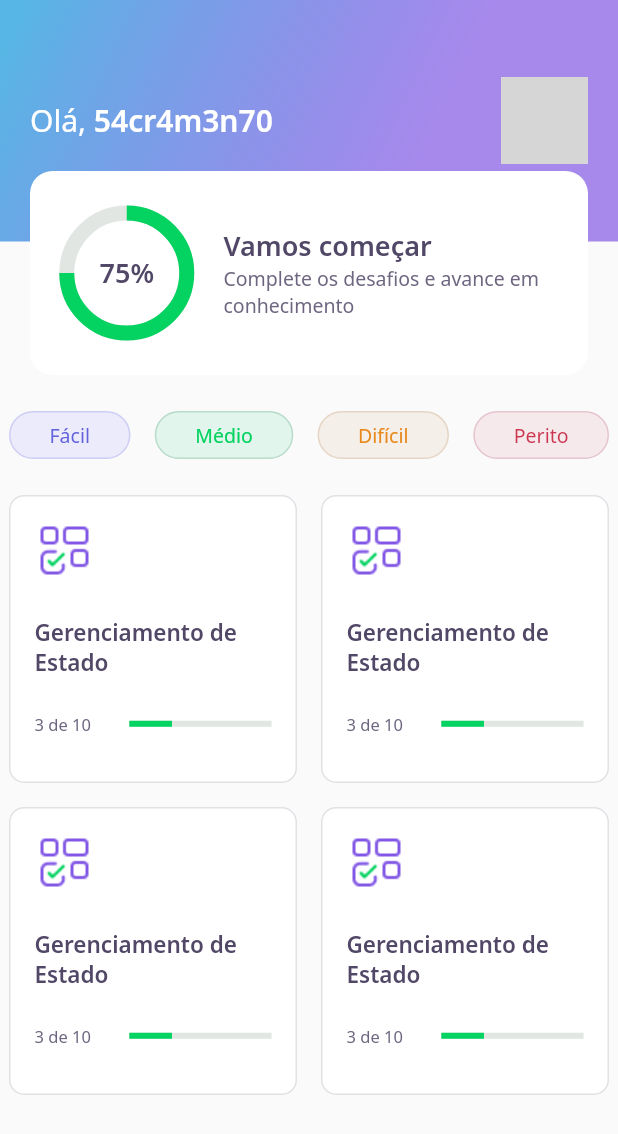
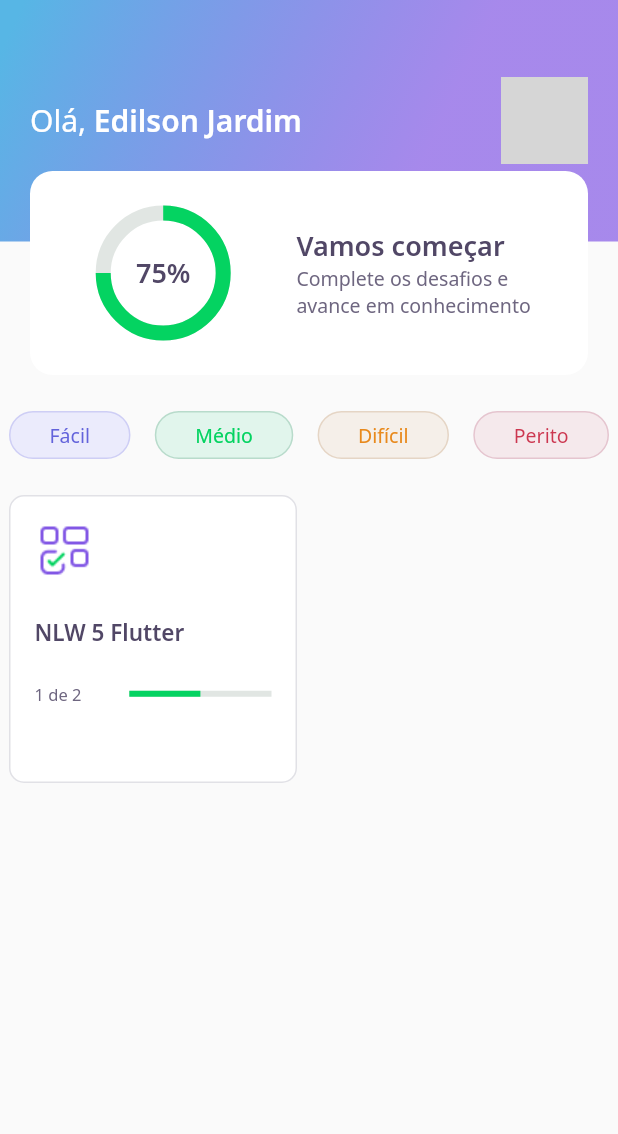
Before and after one commit to 54cr4m3n70/DevQuiz, a Flutter app: the HomePage screen opened directly, on a phone screen of 412 x 824 dp. Shown: the top 1134 px of the screen. Run offline on Flutter 3.47's test engine with Material 2 defaults, Android fonts, the phone set to English and light mode, and no system bars; our stand-ins replace google_fonts; accounts and stored records are empty; network calls fail; grey boxes are pictures that could not be loaded.

Commit message:
Aula 03 NLW#05

```diff
--- /dev/null
+++ b/assets/database/quizzes.json
@@ -0,0 +1,30 @@
+[
+    {
+
+        "title": "NLW 5 Flutter",
+        "imagem": "blocks",
+        "level": "facil",
+        "questionAnswered": 1,
+        "questions": [
+            {
+                "title": "Está curtindo o Flutter?",
+                    "awnsers": [
+                        {"title": "Estou curtindo"},
+                        {"title": "Amando Flutter"},
+                        {"title": "Muito top"},
+                        {"title": "Show de bola", "isRight": true}
+                    ]
+            },
+            {
+                "title": "Está curtindo o Flutter?",
+                    "awnsers": [
+                        {"title": "Estou curtindo"},
+                        {"title": "Amando Flutter"},
+                        {"title": "Muito top"},
+                        {"title": "Show de bola", "isRight": true}
+                    ]
+            }
+        ]
+    }
+
+]
--- /dev/null
+++ b/assets/database/user.json
@@ -0,0 +1,5 @@
+{
+    "name":"Edilson Jardim",
+    "score":75,
+    "photoUrl": "https://avatars.githubusercontent.com/u/3407252?v=4"
+}
--- a/lib/core/app_widget.dart
+++ b/lib/core/app_widget.dart
@@ -1,4 +1,5 @@
 import 'package:DevQuiz/challenge/challenge_page.dart';
+import 'package:DevQuiz/home/home_page.dart';
 import 'package:flutter/material.dart';
 
 class AppWidget extends StatelessWidget {
@@ -6,7 +7,7 @@ class AppWidget extends StatelessWidget {
   Widget build(BuildContext context) {
     return MaterialApp(
       title: "DevQuiz",
-      home: ChallengePage(),
+      home: HomePage(),
     );
   }
 }
--- /dev/null
+++ b/lib/home/home_controller.dart
@@ -0,0 +1,33 @@
+import 'package:DevQuiz/home/home_repository.dart';
+import 'package:DevQuiz/shared/models/quiz_model.dart';
+import 'package:DevQuiz/shared/models/user_model.dart';
+import 'package:flutter/material.dart';
+
+import 'home_state.dart';
+
+class HomeController {
+  final stateNotifier = ValueNotifier<HomeState>(HomeState.empty);
+
+  set state(HomeState state) => stateNotifier.value = state;
+
+  HomeState get state => stateNotifier.value;
+
+  UserModel? user;
+  List<QuizModel>? quizzers;
+
+  final repository = HomeRository();
+
+  void getUser() async {
+    state = HomeState.loading;
+
+    user = await repository.getUser();
+    state = HomeState.success;
+  }
+
+  void getQuizzes() async {
+    state = HomeState.loading;
+
+    quizzers = await repository.getQuizzes();
+    state = HomeState.success;
+  }
+}
--- a/lib/home/home_page.dart
+++ b/lib/home/home_page.dart
@@ -1,3 +1,7 @@
+import 'package:DevQuiz/core/core.dart';
+import 'package:DevQuiz/home/home_state.dart';
+
+import 'home_controller.dart';
 import 'package:DevQuiz/home/widgets/quiz_card/quiz_card_widget.dart';
 import 'package:flutter/material.dart';
 
@@ -10,10 +14,25 @@ class HomePage extends StatefulWidget {
 }
 
 class _HomePageState extends State<HomePage> {
+  final controller = HomeController();
+
+  @override
+  void initState() {
+    super.initState();
+    controller.getUser();
+    controller.getQuizzes();
+    controller.stateNotifier.addListener(() {
+      setState(() {});
+    });
+  }
+
   @override
   Widget build(BuildContext context) {
+    if (controller.state == HomeState.success) {
       return Scaffold(
-      appBar: AppBarWidget(),
+        appBar: AppBarWidget(
+          user: controller.user!,
+        ),
         body: Padding(
           padding: const EdgeInsets.symmetric(horizontal: 6),
           child: Column(
@@ -42,17 +61,31 @@ class _HomePageState extends State<HomePage> {
                     crossAxisSpacing: 16,
                     mainAxisSpacing: 16,
                     crossAxisCount: 2,
-                children: [
-                  QuizCardWidget(),
-                  QuizCardWidget(),
-                  QuizCardWidget(),
-                  QuizCardWidget(),
-                ],
+                    children: controller.quizzers!
+                        .map(
+                          (e) => QuizCardWidget(
+                            title: e.title,
+                            percent: e.questionAnswered / e.questions.length,
+                            completed:
+                                '${e.questionAnswered} de ${e.questions.length}',
                           ),
+                        )
+                        .toList()),
               ),
             ],
           ),
         ),
       );
+    } else {
+      return Scaffold(
+        body: Center(
+          child: CircularProgressIndicator(
+            valueColor: AlwaysStoppedAnimation<Color>(
+              AppColors.darkGreen,
+            ),
+          ),
+        ),
+      );
     }
   }
+}
--- /dev/null
+++ b/lib/home/home_state.dart
@@ -0,0 +1,6 @@
+enum HomeState {
+  success,
+  loading,
+  error,
+  empty,
+}
--- a/lib/home/widgets/appbar/app_bar_widget.dart
+++ b/lib/home/widgets/appbar/app_bar_widget.dart
@@ -1,9 +1,11 @@
 import 'package:DevQuiz/core/core.dart';
 import 'package:DevQuiz/home/widgets/score_card/score_card_widget.dart';
+import 'package:DevQuiz/shared/models/user_model.dart';
 import 'package:flutter/material.dart';
 
 class AppBarWidget extends PreferredSize {
-  AppBarWidget()
+  final UserModel user;
+  AppBarWidget({required this.user})
       : super(
           preferredSize: Size.fromHeight(250),
           child: Container(
@@ -26,7 +28,7 @@ class AppBarWidget extends PreferredSize {
                           style: AppTextStyles.title,
                           children: [
                             TextSpan(
-                              text: '54cr4m3n70',
+                              text: user.name,
                               style: AppTextStyles.titleBold,
                             )
                           ],
@@ -39,7 +41,7 @@ class AppBarWidget extends PreferredSize {
                           borderRadius: BorderRadius.circular(10),
                           image: DecorationImage(
                             image: NetworkImage(
-                              'https://avatars.githubusercontent.com/u/3407252?v=4',
+                              user.photoUrl,
                             ),
                           ),
                         ),
--- a/lib/home/widgets/quiz_card/quiz_card_widget.dart
+++ b/lib/home/widgets/quiz_card/quiz_card_widget.dart
@@ -3,6 +3,15 @@ import '../../../core/core.dart';
 import '../../../shared/widgets/progress_indicator/progress_indicator_widget.dart';
 
 class QuizCardWidget extends StatelessWidget {
+  final String title;
+  final String completed;
+  final double percent;
+
+  QuizCardWidget({
+    required this.title,
+    required this.completed,
+    required this.percent,
+  });
   @override
   Widget build(BuildContext context) {
     return Container(
@@ -26,7 +35,7 @@ class QuizCardWidget extends StatelessWidget {
           ),
           SizedBox(height: 24),
           Text(
-            'Gerenciamento de Estado',
+            title,
             style: AppTextStyles.heading15,
           ),
           SizedBox(height: 24),
@@ -35,13 +44,13 @@ class QuizCardWidget extends StatelessWidget {
               Expanded(
                 flex: 2,
                 child: Text(
-                  '3 de 10',
+                  completed,
                   style: AppTextStyles.body11,
                 ),
               ),
               Expanded(
                 flex: 3,
-                child: ProgressIndicatorWidget(value: 0.3),
+                child: ProgressIndicatorWidget(value: percent),
               ),
             ],
           )
--- a/lib/home/widgets/score_card/score_card_widget.dart
+++ b/lib/home/widgets/score_card/score_card_widget.dart
@@ -22,7 +22,7 @@ class ScoreCardWidget extends StatelessWidget {
             crossAxisAlignment: CrossAxisAlignment.center,
             children: [
               Expanded(
-                flex: 1,
+                flex: 2,
                 child: ChartWidget(),
               ),
               Expanded(
--- /dev/null
+++ b/lib/shared/models/quiz_model.dart
@@ -0,0 +1,70 @@
+import 'dart:convert';
+
+import 'package:DevQuiz/shared/models/question_model.dart';
+
+enum Level {
+  facil,
+  medio,
+  dificil,
+  perito,
+}
+
+extension LevelStringExt on String {
+  Level get parse => {
+        'facil': Level.facil,
+        'medio': Level.medio,
+        'dificio': Level.dificil,
+        'perito': Level.perito
+      }[this]!;
+}
+
+extension LevelExt on Level {
+  String get parse => {
+        Level.facil: 'facil',
+        Level.medio: 'medio',
+        Level.dificil: 'dificio',
+        Level.perito: 'perito',
+      }[this]!;
+}
+
+class QuizModel {
+  final String title;
+  final List<QuestionModel> questions;
+  final int questionAnswered;
+  final String imagem;
+  final Level level;
+
+  QuizModel({
+    required this.title,
+    required this.questions,
+    this.questionAnswered = 0,
+    required this.imagem,
+    required this.level,
+  });
+
+  Map<String, dynamic> toMap() {
+    return {
+      'title': title,
+      'questions': questions.map((x) => x.toMap()).toList(),
+      'questionAnswered': questionAnswered,
+      'imagem': imagem,
+      'level': level.parse,
+    };
+  }
+
+  factory QuizModel.fromMap(Map<String, dynamic> map) {
+    return QuizModel(
+      title: map['title'],
+      questions: List<QuestionModel>.from(
+          map['questions']?.map((x) => QuestionModel.fromMap(x))),
+      questionAnswered: map['questionAnswered'],
+      imagem: map['imagem'],
+      level: map['level'].toString().parse,
+    );
+  }
+
+  String toJson() => json.encode(toMap());
+
+  factory QuizModel.fromJson(String source) =>
+      QuizModel.fromMap(json.decode(source));
+}
--- /dev/null
+++ b/lib/shared/models/user_model.dart
@@ -0,0 +1,34 @@
+import 'dart:convert';
+
+class UserModel {
+  final String name;
+  final String photoUrl;
+  final int score;
+
+  UserModel({
+    required this.name,
+    required this.photoUrl,
+    this.score = 0,
+  });
+
+  Map<String, dynamic> toMap() {
+    return {
+      'name': name,
+      'photoUrl': photoUrl,
+      'score': score,
+    };
+  }
+
+  factory UserModel.fromMap(Map<String, dynamic> map) {
+    return UserModel(
+      name: map['name'],
+      photoUrl: map['photoUrl'],
+      score: map['score'],
+    );
+  }
+
+  String toJson() => json.encode(toMap());
+
+  factory UserModel.fromJson(String source) =>
+      UserModel.fromMap(json.decode(source));
+}
--- a/pubspec.yaml
+++ b/pubspec.yaml
@@ -18,5 +18,6 @@ dev_dependencies:
 flutter:
   assets:
     - assets/images/
+    - assets/database/
 
   uses-material-design: true
```
Also changed, not shown: lib/home/home_repository.dart (added, +22 -0 lines), lib/shared/models/awnser_model.dart (added, +30 -0 lines), lib/shared/models/question_model.dart (added, +35 -0 lines). Lines whose indentation alone changed are shown as unchanged.
